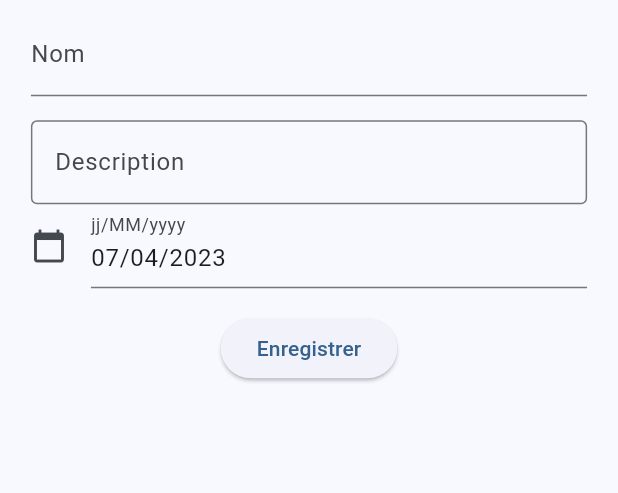
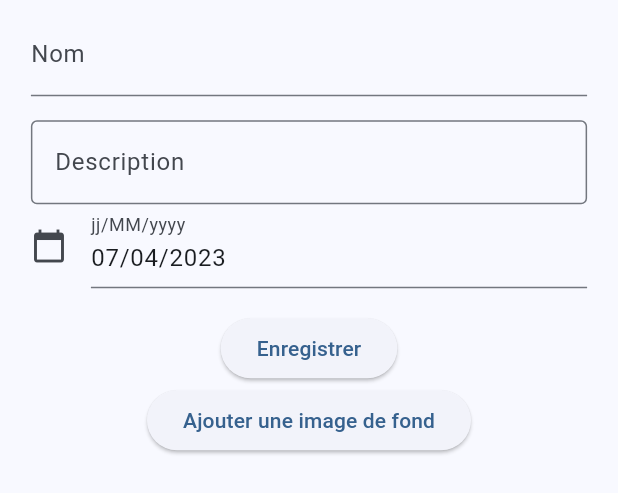
Before and after one commit to cherifad/event_app, a Flutter app: the AddPage widget shown alone on an empty page, opened directly, after a tap on "Enregistrer", on a phone screen of 412 x 824 dp. Shown: the top 493 px of the screen. Run offline on Flutter 3.47's test engine with Material 2 defaults, Android fonts, the phone set to English and light mode, and no system bars; our stand-ins replace file_picker, go_router; accounts and stored records are empty; network calls fail.

Commit message:
add image picker

```diff
--- a/lib/states/polls_state.dart
+++ b/lib/states/polls_state.dart
@@ -77,8 +77,8 @@ class PollsState extends ChangeNotifier {
     }
   }
 
-  Future<Poll?> postPoll(
-      String name, String description, DateTime eventDate) async {
+  Future<Poll?> postPoll(String? image, String name, String description,
+      DateTime eventDate) async {
     DateTime parsedDate = DateTime.parse(eventDate.toString());
     String outputDate = parsedDate.toUtc().toIso8601String();
     print(outputDate);
@@ -91,7 +91,6 @@ class PollsState extends ChangeNotifier {
       body: json.encode(
           {"name": name, "description": description, "eventDate": outputDate}),
     );
-    print(postResponse.statusCode);
 
     if (postResponse.statusCode == HttpStatus.badRequest) {
       print("bad request");
@@ -99,6 +98,20 @@ class PollsState extends ChangeNotifier {
 
     if (postResponse.statusCode == HttpStatus.created) {
       final poll = Poll.fromJson(json.decode(postResponse.body));
+
+      // post image
+      final postImage = await http.MultipartRequest(
+        'POST',
+        Uri.parse('${Configs.baseUrl}/polls/${poll.id}/image'),
+      );
+      postImage.files.add(
+        await http.MultipartFile.fromPath('${name}_image', image!)
+      );
+      postImage.headers['authorization'] = 'Bearer $_token';
+      var res = await postImage.send();
+
+      print(res.headers);
+
       _polls.add(poll);
       notifyListeners();
       return poll;
@@ -124,15 +137,12 @@ class PollsState extends ChangeNotifier {
   }
 
   Future<Poll?> postVote(int pollId, bool value) async {
-    final response = await http.post(
-      Uri.parse('${Configs.baseUrl}/polls/$pollId/votes'),
-      headers: {
-        HttpHeaders.authorizationHeader: 'Bearer $_token',
-      },
-      body: {
-        "status": value.toString(),
-      }
-    );
+    final response = await http
+        .post(Uri.parse('${Configs.baseUrl}/polls/$pollId/votes'), headers: {
+      HttpHeaders.authorizationHeader: 'Bearer $_token',
+    }, body: {
+      "status": value.toString(),
+    });
 
     if (response.statusCode == HttpStatus.created) {
       notifyListeners();
--- a/lib/ui/add_page.dart
+++ b/lib/ui/add_page.dart
@@ -1,3 +1,5 @@
+import 'dart:io';
+
 import 'package:event_poll/states/polls_state.dart';
 import 'package:flutter/cupertino.dart';
 import 'package:flutter/material.dart';
@@ -6,6 +8,8 @@ import 'package:flutter/src/widgets/placeholder.dart';
 import 'package:intl/intl.dart';
 import 'package:provider/provider.dart';
 import '../models/poll.dart';
+import 'package:file_picker/file_picker.dart';
+
 
 class AddPage extends StatefulWidget {
   const AddPage({super.key, required Center child});
@@ -17,6 +21,7 @@ class _AddPageState extends State<AddPage> {
   String? _validateRequired(String? value) {
     return value == null || value.isEmpty ? 'Ce champ est obligatoire.' : null;
   }
+  String _fileText="";
 
   late TextEditingController _dateController = TextEditingController(
       text: DateFormat('dd/MM/yyyy').format(DateTime.now()));
@@ -58,12 +63,27 @@ class _AddPageState extends State<AddPage> {
 
   void _submit() async {
     final pollParam = await context.read<PollsState>().postPoll(
+        _fileText,
         _textNameController.text,
         _textDescriptionController.text,
         _selectedDateTime);
 
     if (pollParam != null && mounted) {
       Navigator.of(context).pushReplacementNamed('/polls/detail', arguments: pollParam);
+    }
+  }
+
+  void _pickFile() async {
+    FilePickerResult? result = await FilePicker.platform.pickFiles(
+      allowedExtensions: ['jpg','png'],
+      allowMultiple: false,
+    );
+
+    if(result != null && result.files.single.path != null){
+      File _file = File(result.files.single.path!);
+      setState(() {
+        _fileText = _file.path;
+      });
     }
   }
 
@@ -76,6 +96,7 @@ class _AddPageState extends State<AddPage> {
             horizontal: mq.size.width * 0.05, vertical: mq.size.height * 0.01),
         child: Column(
           children: [
+            _fileText.length > 0 ? Image.file(new File(_fileText), width: 400) : const SizedBox(),
             TextFormField(
               controller: _textNameController,
               decoration: const InputDecoration(labelText: 'Nom'),
@@ -110,6 +131,7 @@ class _AddPageState extends State<AddPage> {
               },
               child: const Text('Enregistrer'),
             ),
+            ElevatedButton(onPressed: _pickFile, child: Text('Ajouter une image de fond') ),
           ],
         ));
   }
--- a/lib/ui/details_page.dart
+++ b/lib/ui/details_page.dart
@@ -1,3 +1,5 @@
+import 'dart:io';
+
 import 'package:flutter/cupertino.dart';
 import 'package:flutter/material.dart';
 import 'package:flutter/src/widgets/basic.dart';
@@ -5,6 +7,7 @@ import 'package:flutter/src/widgets/framework.dart';
 import 'package:flutter/src/widgets/placeholder.dart';
 import 'package:intl/intl.dart';
 import 'package:provider/provider.dart';
+import '../configs.dart';
 import '../models/poll.dart';
 import '../models/vote.dart';
 import '../states/polls_state.dart';
@@ -29,6 +32,7 @@ class _DetailsPageState extends State<DetailsPage> {
         child: Column(
           crossAxisAlignment: CrossAxisAlignment.start,
           children: [
+          widget.poll.imageName != null ? Image.network('${Configs.baseUrl}/images/${widget.poll.imageName!}', width: 400) : const SizedBox(),
           Center(
             child: Text(
               widget.poll.name,
--- a/pubspec.yaml
+++ b/pubspec.yaml
@@ -30,6 +30,7 @@ environment:
 dependencies:
   flutter:
     sdk: flutter
+  file_picker: ^4.5.1
 
 
   # The following adds the Cupertino Icons font to your application.
```
Also changed, not shown: 2 other files.
